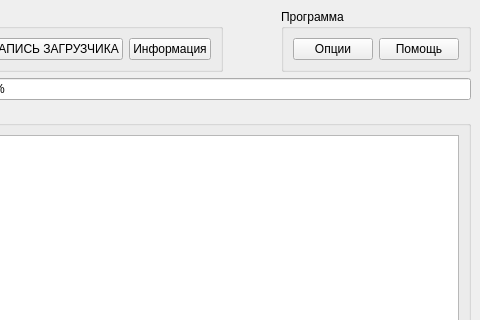
Above: src/mmpm/ui/mainwindow.ui from alex-krutikov/MkStudio before the change; both pictures show x 488 to 968 and y 0 to 320 of the 968 by 617 pixel window. Below: the same form after it.
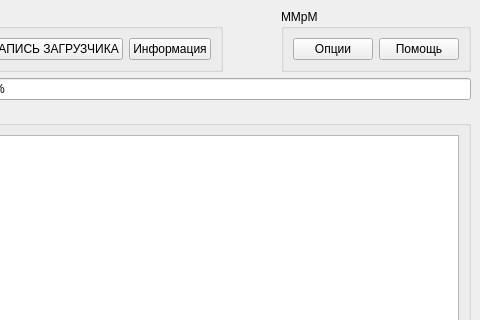
That is the form after the change. Icons and pictures are not drawn.

Commit message: MMpM: Исправлен GUI при прошивке из интернета.

What changed in the file:
```diff
--- a/src/mmpm/ui/mainwindow.ui
+++ b/src/mmpm/ui/mainwindow.ui
@@ -12,17 +12,9 @@
   <property name="windowTitle" >
    <string>MainWindow</string>
   </property>
-  <widget class="QWidget" name="centralwidget" >
-   <property name="geometry" >
-    <rect>
-     <x>0</x>
-     <y>0</y>
-     <width>968</width>
-     <height>617</height>
-    </rect>
-   </property>
-   <layout class="QVBoxLayout" >
-    <property name="spacing" >
+  <widget class="QWidget" name="centralwidget">
+   <layout class="QVBoxLayout">
+    <property name="spacing">
      <number>6</number>
     </property>
     <property name="margin" >
@@ -202,9 +194,9 @@
        </spacer>
       </item>
       <item>
-       <widget class="QGroupBox" name="groupBox_4" >
-        <property name="title" >
-         <string>Программа</string>
+       <widget class="QGroupBox" name="groupBox_4">
+        <property name="title">
+         <string>MMpM</string>
         </property>
         <layout class="QHBoxLayout" >
          <property name="spacing" >
```
Left out of the diff: 262 changed lines with no effect on the pictures. The commit also changes 4 other files.
